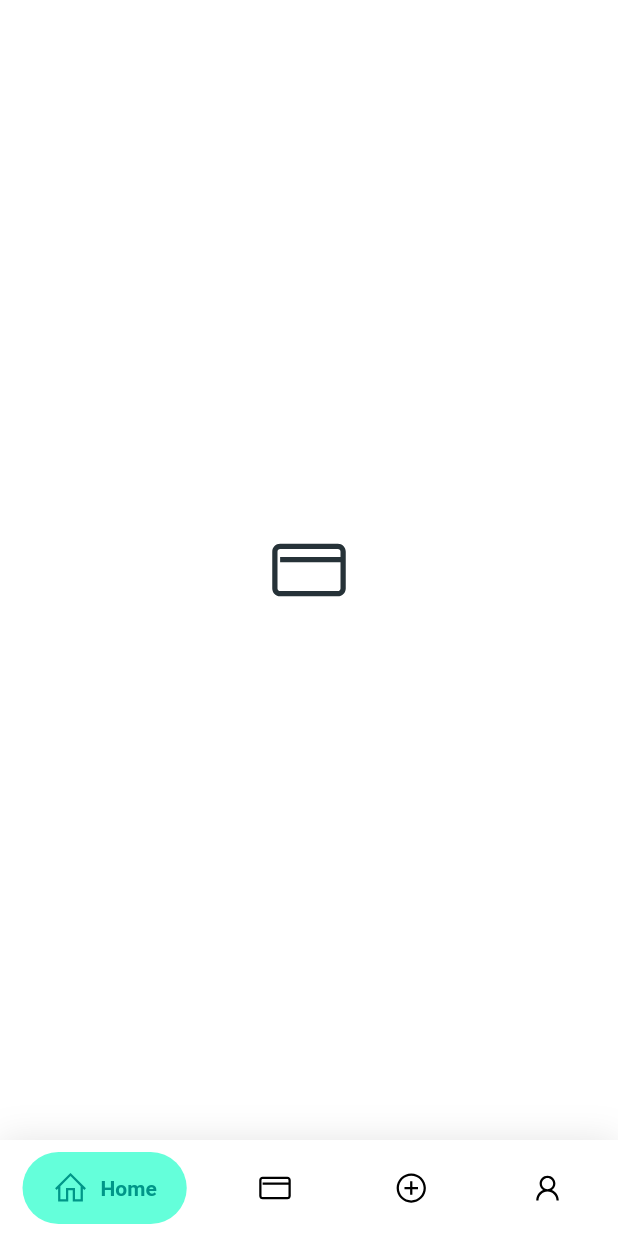
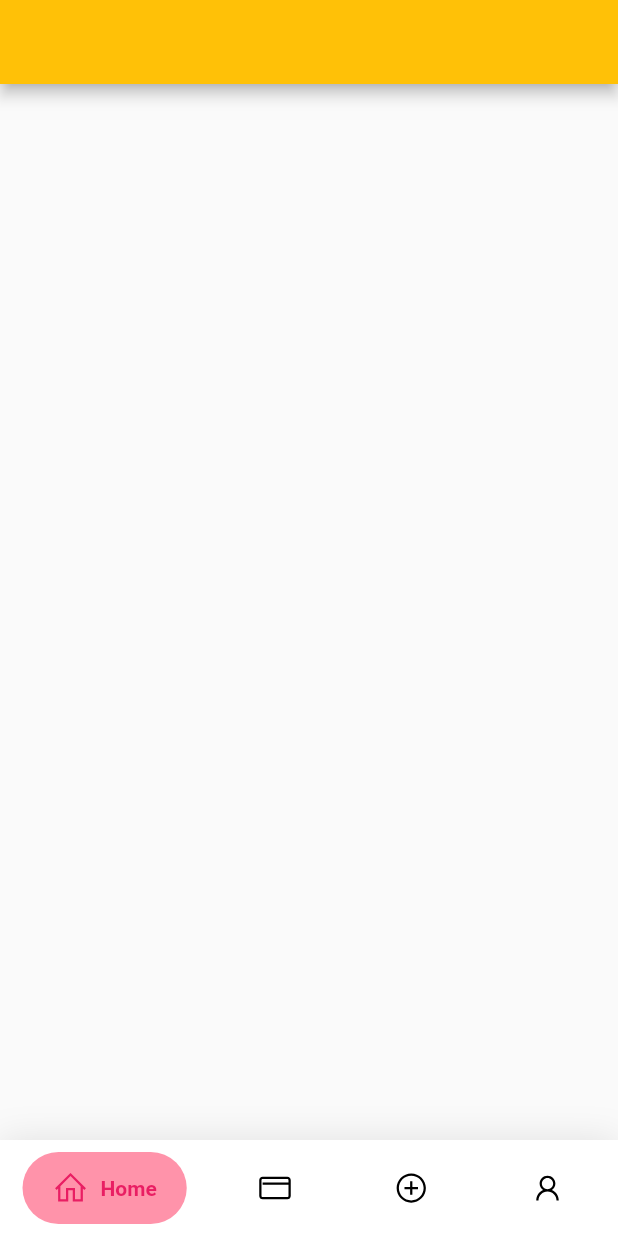
Before and after one commit to harigovind11/finca, a Flutter app: the screen it shows after launch, swiped to page 2, on a phone screen of 412 x 824 dp. Run offline on Flutter 3.47's test engine with Material 2 defaults, Android fonts, the phone set to English and light mode, and no system bars; drawn by our look-alikes of google_nav_bar; our stand-ins replace animated_splash_screen, font_awesome_flutter, google_fonts, line_icons, sliding_clipped_nav_bar; missing offline and left inert: calendar_appbar.

Commit message:
Please enter the commit message for your changes. Lines starting with '#' will be ignored, and an empty message aborts the commit.
On branch master
Your branch is up to date with 'origin/master'.

Changes to be committed:
	modified:   lib/bottomNavbar.dart
	new file:   lib/colors_picker.dart
	deleted:    lib/home.dart
	new file:   lib/home_screen.dart
	modified:   lib/main.dart
	modified:   lib/navigation.dart
	modified:   lib/splash_screen.dart
	new file:   lib/transaction_screen.dart
	modified:   pubspec.lock
	modified:   pubspec.yaml

```diff
--- a/lib/bottomNavbar.dart
+++ b/lib/bottomNavbar.dart
@@ -1,10 +1,9 @@
 import 'package:flutter/material.dart';
+import 'package:flutter/services.dart';
 import 'package:google_nav_bar/google_nav_bar.dart';
 import 'package:line_icons/line_icons.dart';
 import 'package:finca/navigation.dart';
-
-const kblueGrey = Color(0xFF263238);
-const kpink = Colors.pink;
+import 'package:finca/colors_picker.dart';
 
 class BottomNavBar extends StatefulWidget {
   BottomNavBar({Key? key}) : super(key: key);
@@ -30,7 +29,8 @@ class _BottomNavBarState extends State<BottomNavBar> {
         children: <Widget>[
           Expanded(
             child: PageView(
-              physics: const NeverScrollableScrollPhysics(),
+              //Scroll
+              // physics: const NeverScrollableScrollPhysics(),
               controller: _pageController,
               children: listOfWidget,
             ),
@@ -54,12 +54,12 @@ class _BottomNavBarState extends State<BottomNavBar> {
               rippleColor: Colors.grey[300]!,
               hoverColor: Colors.grey[100]!,
               gap: 8,
-              activeColor: Colors.teal,
+              activeColor: kpink,
               iconSize: 24,
               padding: const EdgeInsets.symmetric(horizontal: 20, vertical: 12),
               // ignore: prefer_const_constructors
               duration: Duration(milliseconds: 400),
-              tabBackgroundColor: Colors.tealAccent,
+              tabBackgroundColor: kpinkaccent,
               color: Colors.black,
               tabs: const [
                 GButton(
@@ -83,6 +83,7 @@ class _BottomNavBarState extends State<BottomNavBar> {
               onTabChange: (int index) {
                 setState(() {
                   selectedIndex = index;
+                  HapticFeedback.vibrate();
                 });
                 _pageController.animateToPage(selectedIndex,
                     duration: const Duration(milliseconds: 400),
--- /dev/null
+++ b/lib/colors_picker.dart
@@ -0,0 +1,8 @@
+import 'package:flutter/material.dart';
+
+const kblueGrey = Color(0xFF263238);
+const kpink = Colors.pink;
+const kpinkaccent = Color.fromARGB(255, 255, 147, 170);
+const kappBarWhite = Color.fromARGB(26, 255, 243, 243);
+const kfincaPink = Color.fromARGB(255, 255, 91, 126);
+const kplatsilver = Color(0xffd1d0de);
--- a/lib/home.dart
+++ /dev/null
@@ -1,26 +0,0 @@
-import 'package:flutter/material.dart';
-import 'package:flutter/src/foundation/key.dart';
-import 'package:flutter/src/widgets/framework.dart';
-import 'package:calendar_appbar/calendar_appbar.dart';
-
-class HomeScreen extends StatefulWidget {
-  const HomeScreen({Key? key}) : super(key: key);
-
-  @override
-  State<HomeScreen> createState() => _HomeScreenState();
-}
-
-class _HomeScreenState extends State<HomeScreen> {
-  @override
-  Widget build(BuildContext context) {
-    return MaterialApp(
-      home: Scaffold(
-        appBar: CalendarAppBar(
-          onDateChanged: (value) => print(value),
-          firstDate: DateTime.now().subtract(Duration(days: 140)),
-          lastDate: DateTime.now(),
-        ),
-      ),
-    );
-  }
-}
--- /dev/null
+++ b/lib/home_screen.dart
@@ -0,0 +1,278 @@
+import 'package:flutter/material.dart';
+import 'package:flutter/services.dart';
+import 'package:google_fonts/google_fonts.dart';
+import 'package:font_awesome_flutter/font_awesome_flutter.dart';
+import 'package:line_icons/line_icon.dart';
+import 'package:line_icons/line_icons.dart';
+
+class HomeScreen extends StatefulWidget {
+  const HomeScreen({Key? key}) : super(key: key);
+
+  @override
+  State<HomeScreen> createState() => _HomeScreenState();
+}
+
+class _HomeScreenState extends State<HomeScreen> {
+  var userName = "Harigovind";
+  double balance = 50000;
+  double income = 4000;
+  double expense = 500;
+  double montlyLimit = 10000;
+  @override
+  Widget build(BuildContext context) {
+    return MaterialApp(
+      debugShowCheckedModeBanner: false,
+      home: SafeArea(
+        child: Scaffold(
+          body: Column(
+            children: [
+              Padding(
+                padding: const EdgeInsets.all(30.0),
+                child: Row(
+                  mainAxisAlignment: MainAxisAlignment.spaceBetween,
+                  children: [
+                    Text(
+                      'Hi!  $userName',
+                      style: GoogleFonts.poppins(
+                          textStyle: const TextStyle(
+                              color: Colors.black,
+                              fontSize: 30,
+                              fontWeight: FontWeight.bold)),
+                    ),
+                    const CircleAvatar(
+                      radius: 27,
+                      backgroundImage: AssetImage('assets/logo_finca.png'),
+                    ),
+                  ],
+                ),
+              ),
+              Padding(
+                padding: const EdgeInsets.all(17),
+                child: Column(
+                  children: [
+                    Container(
+                      height: 250,
+                      padding: const EdgeInsets.all(15),
+                      decoration: BoxDecoration(
+                          color: Color(0xFFF7F7F7),
+                          borderRadius: BorderRadius.circular(30),
+                          // border: Border.all(color: Colors.black),
+                          boxShadow: [
+                            BoxShadow(
+                              blurStyle: BlurStyle.solid,
+                              blurRadius: 1.5,
+                              color: Color.fromARGB(255, 145, 145, 145),
+                              offset: Offset(0, 0),
+                            )
+                          ]),
+                      child: Center(
+                        child: Column(
+                          children: [
+                            const Text(
+                              'Balance',
+                              style: TextStyle(
+                                fontFamily: 'MusticaPro',
+                                color: Colors.black,
+                                fontSize: 40,
+                                fontWeight: FontWeight.bold,
+                              ),
+                            ),
+                            Text(
+                              '₹ $balance',
+                              style: TextStyle(
+                                fontFamily: 'MusticaPro',
+                                color: Colors.black,
+                                fontSize: 65,
+                                fontWeight: FontWeight.bold,
+                              ),
+                            ),
+                          ],
+                        ),
+                      ),
+                    ),
+                    const SizedBox(
+                      height: 15,
+                    ),
+                    Row(
+                      children: [
+                        Expanded(
+                          child: GestureDetector(
+                            onTap: () {
+                              print('Income pressed');
+                            },
+                            child: Container(
+                              decoration: BoxDecoration(
+                                  color: Color(0xFFF7F7F7),
+                                  borderRadius: BorderRadius.circular(30),
+                                  boxShadow: [
+                                    BoxShadow(
+                                      blurStyle: BlurStyle.solid,
+                                      blurRadius: 1.5,
+                                      color: Color.fromARGB(255, 145, 145, 145),
+                                      offset: Offset(0, 0),
+                                    )
+                                  ]),
+                              child: Padding(
+                                padding: const EdgeInsets.all(10.0),
+                                child: Column(
+                                  crossAxisAlignment: CrossAxisAlignment.start,
+                                  children: [
+                                    IconButton(
+                                        splashRadius: 1,
+                                        color: Colors.green,
+                                        onPressed: () {},
+                                        icon: const FaIcon(
+                                            FontAwesomeIcons.chartLine)),
+                                    const Text(
+                                      'Income',
+                                      style: TextStyle(
+                                        fontFamily: 'MusticaPro',
+                                        color: Colors.black,
+                                        fontSize: 20,
+                                        fontWeight: FontWeight.bold,
+                                      ),
+                                    ),
+                                    Text(
+                                      '+ ₹$income',
+                                      style: TextStyle(
+                                        fontFamily: 'MusticaPro',
+                                        color: Colors.black,
+                                        fontSize: 30,
+                                        fontWeight: FontWeight.bold,
+                                      ),
+                                    ),
+                                  ],
+                                ),
+                              ),
+                            ),
+                          ),
+                        ),
+                        const SizedBox(
+                          width: 15,
+                        ),
+                        Expanded(
+                          child: GestureDetector(
+                            onTap: () {
+                              print('Expense pressed');
+                            },
+                            child: Container(
+                              decoration: BoxDecoration(
+                                  color: Color(0xFFF7F7F7),
+                                  borderRadius: BorderRadius.circular(30),
+                                  boxShadow: [
+                                    BoxShadow(
+                                      blurStyle: BlurStyle.solid,
+                                      blurRadius: 1.5,
+                                      color: Color.fromARGB(255, 145, 145, 145),
+                                      offset: Offset(0, 0),
+                                    )
+                                  ]),
+                              child: Padding(
+                                padding: const EdgeInsets.all(10.0),
+                                child: Column(
+                                  crossAxisAlignment: CrossAxisAlignment.start,
+                                  children: [
+                                    IconButton(
+                                        splashRadius: 1,
+                                        color: Colors.red,
+                                        onPressed: () {},
+                                        icon: const FaIcon(
+                                            FontAwesomeIcons.chartLine)),
+                                    const Text(
+                                      'Expense',
+                                      style: TextStyle(
+                                        fontFamily: 'MusticaPro',
+                                        color: Colors.black,
+                                        fontSize: 20,
+                                        fontWeight: FontWeight.bold,
+                                      ),
+                                    ),
+                                    Text(
+                                      '- ₹$expense',
+                                      style: TextStyle(
+                                        fontFamily: 'MusticaPro',
+                                        color: Colors.black,
+                                        fontSize: 30,
+                                        fontWeight: FontWeight.bold,
+                                      ),
+                                    ),
+                                  ],
+                                ),
+                              ),
+                            ),
+                          ),
+                        )
+                      ],
+                    ),
+                    SizedBox(
+                      height: 15,
+                    ),
+                    Container(
+                      height: 80,
+                      padding: const EdgeInsets.all(15),
+                      decoration: BoxDecoration(
+                          color: Color(0xFFF7F7F7),
+                          borderRadius: BorderRadius.circular(60),
+                          // border: Border.all(color: Colors.black),
+                          boxShadow: [
+                            BoxShadow(
+                              blurStyle: BlurStyle.solid,
+                              blurRadius: 1.5,
+                              color: Color.fromARGB(255, 145, 145, 145),
+                              offset: Offset(0, 0),
+                            )
+                          ]),
+                      child: Row(
+                        mainAxisAlignment: MainAxisAlignment.start,
+                        children: [
+                          SizedBox(
+                            width: 10,
+                          ),
+                          const Icon(
+                            LineIcons.exclamationTriangle,
+                            color: Colors.yellow,
+                            size: 40,
+                          ),
+                          SizedBox(
+                            width: 15,
+                          ),
+                          Column(
+                            crossAxisAlignment: CrossAxisAlignment.start,
+                            children: [
+                              Text(
+                                'Monthly spending limit',
+                                style: GoogleFonts.poppins(
+                                    textStyle: const TextStyle(
+                                        color: Colors.black,
+                                        fontSize: 15,
+                                        fontWeight: FontWeight.normal)),
+                              ),
+                              Text(
+                                '₹ $montlyLimit',
+                                style: GoogleFonts.poppins(
+                                    textStyle: const TextStyle(
+                                        color: Colors.black,
+                                        fontSize: 15,
+                                        fontWeight: FontWeight.bold)),
+                              ),
+                            ],
+                          ),
+                        ],
+                      ),
+                    )
+                  ],
+                ),
+              ),
+            ],
+          ),
+        ),
+      ),
+
+      // CalendarAppBar(
+      //   onDateChanged: (value) => print(value),
+      //   firstDate: DateTime.now().subtract(Duration(days: 140)),
+      //   lastDate: DateTime.now(),
+      // ),
+    );
+  }
+}
--- a/lib/main.dart
+++ b/lib/main.dart
@@ -13,10 +13,11 @@ class Finca extends StatelessWidget {
   @override
   Widget build(BuildContext context) {
     return MaterialApp(
+      debugShowCheckedModeBanner: false,
       theme: ThemeData(
         canvasColor: const Color.fromARGB(255, 255, 255, 255),
       ),
-      home: SplashScreen(),
+      home: const SplashScreen(),
       // home: Scaffold(
       // appBar: AppBar(
       //   backgroundColor: kblueGrey,
--- a/lib/navigation.dart
+++ b/lib/navigation.dart
@@ -1,28 +1,31 @@
 import 'package:flutter/material.dart';
 import 'package:line_icons/line_icons.dart';
+import 'home_screen.dart';
+import 'transaction_screen.dart';
 
-const kblueGrey = Color(0xFF263238);
-const kpink = Colors.pink;
+import 'package:finca/colors_picker.dart';
 
 final List<Widget> listOfWidget = <Widget>[
-  SafeArea(
-    child: Container(
-      alignment: Alignment.center,
-      child: const Icon(
-        LineIcons.home,
-        size: 56,
-        color: kblueGrey,
-      ),
-    ),
-  ),
-  Container(
-    alignment: Alignment.center,
-    child: const Icon(
-      LineIcons.creditCard,
-      size: 56,
-      color: kblueGrey,
-    ),
-  ),
+  const HomeScreen(),
+  // SafeArea(
+  //   child: Container(
+  //     alignment: Alignment.center,
+  //     child: const Icon(
+  //       LineIcons.home,
+  //       size: 56,
+  //       color: kblueGrey,
+  //     ),
+  //   ),
+  // ),
+  const TransactionScreen(),
+  // Container(
+  //   alignment: Alignment.center,
+  //   child: const Icon(
+  //     LineIcons.creditCard,
+  //     size: 56,
+  //     color: kblueGrey,
+  //   ),
+  // ),
   Container(
     alignment: Alignment.center,
     child: const Icon(
--- a/lib/splash_screen.dart
+++ b/lib/splash_screen.dart
@@ -1,4 +1,4 @@
-import 'package:finca/home.dart';
+import 'package:finca/home_screen.dart';
 import 'package:flutter/material.dart';
 import 'package:finca/bottomNavbar.dart';
 import 'package:animated_splash_screen/animated_splash_screen.dart';
--- /dev/null
+++ b/lib/transaction_screen.dart
@@ -0,0 +1,24 @@
+import 'package:flutter/material.dart';
+import 'package:flutter/src/foundation/key.dart';
+import 'package:flutter/src/widgets/framework.dart';
+import 'package:calendar_appbar/calendar_appbar.dart';
+
+class TransactionScreen extends StatefulWidget {
+  const TransactionScreen({Key? key}) : super(key: key);
+
+  @override
+  State<TransactionScreen> createState() => _TransactionScreenState();
+}
+
+class _TransactionScreenState extends State<TransactionScreen> {
+  @override
+  Widget build(BuildContext context) {
+    return MaterialApp(
+        debugShowCheckedModeBanner: false,
+        home: Scaffold(
+          appBar: AppBar(
+            backgroundColor: Colors.amber,
+          ),
+        ));
+  }
+}
--- a/pubspec.yaml
+++ b/pubspec.yaml
@@ -22,6 +22,8 @@ dependencies:
   google_nav_bar: ^5.0.6
   line_icons: ^2.0.1
   calendar_appbar: ^0.0.6
+  google_fonts: ^3.0.1
+  font_awesome_flutter: ^10.1.0
 
 dev_dependencies:
   flutter_test:
```
Also changed, not shown: pubspec.lock.
